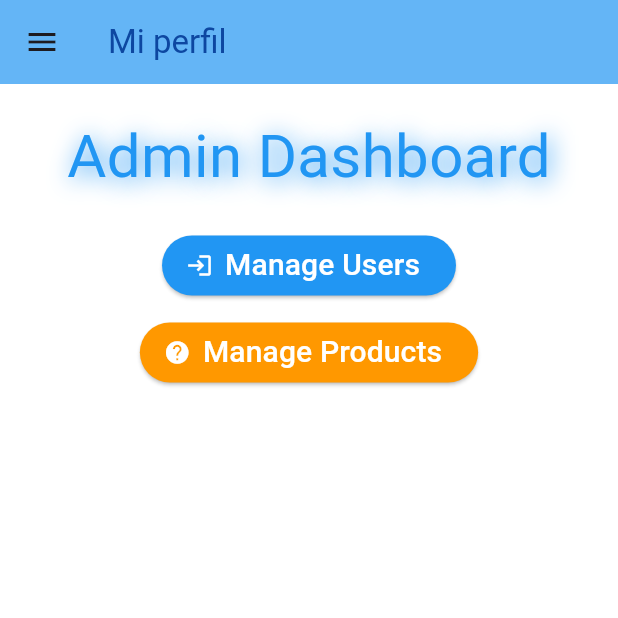
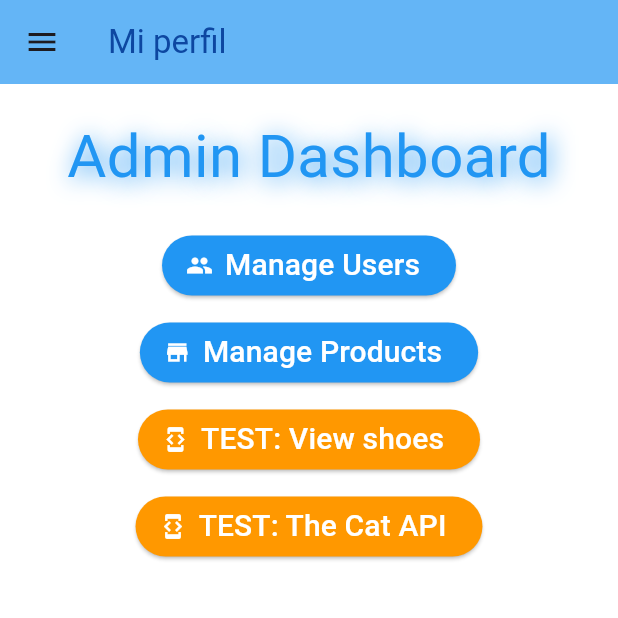
Before and after one commit to huerta-federico/dpm_aplicacion_flutter, a Flutter app: the AdminDashboardScreen screen opened by its route, on a phone screen of 412 x 824 dp, the top half of it. Run offline on Flutter 3.47's test engine with Material 3 defaults, Android fonts, the phone set to English and light mode, and no system bars; our stand-ins replace supabase_flutter; accounts and stored records are empty.

Commit message:
cleaned even more code. moved dev buttons to admin page

```diff
--- a/lib/main.dart
+++ b/lib/main.dart
@@ -41,6 +41,7 @@
           'buscar': (_) => SearchScreen(),
           'carrito': (_) => const CartScreen(),
           'catalogo': (_) => const ProductsListScreen(),
+          'shoes': (_) => const ShoesListScreen(),
           'perfil': (_) => const LoginScreen(),
           'splash': (_) => const SplashScreen(),
           'cats': (_) => const CatsScreen(),
--- a/lib/screens/admin/admin_dashboard.dart
+++ b/lib/screens/admin/admin_dashboard.dart
@@ -35,7 +35,7 @@ class AdminDashboardScreen extends StatelessWidget {
             onPressed: () {
               Navigator.of(context).pushReplacementNamed('users');
             },
-            icon: const Icon(Icons.login),
+            icon: const Icon(Icons.people),
             label: const Text("Manage Users", style: TextStyle(fontSize: 20)),
           ),
           const SizedBox(
@@ -44,18 +44,50 @@ class AdminDashboardScreen extends StatelessWidget {
           ElevatedButton.icon(
             style: ElevatedButton.styleFrom(
               foregroundColor: Colors.white,
-              backgroundColor: Colors.orange,
+              backgroundColor: Colors.blue,
             ),
             onPressed: () {
               Navigator.of(context).pushReplacementNamed('products');
             },
-            icon: const Icon(Icons.help),
+            icon: const Icon(Icons.store),
             label:
                 const Text("Manage Products", style: TextStyle(fontSize: 20)),
           ),
           const SizedBox(
             height: 10,
           ),
+
+              ElevatedButton.icon(
+                style: ElevatedButton.styleFrom(
+                  foregroundColor: Colors.white,
+                  backgroundColor: Colors.orange,
+                ),
+                onPressed: () {
+                  Navigator.of(context).pushReplacementNamed('shoes');
+                },
+                icon: const Icon(Icons.developer_mode),
+                label:
+                const Text("TEST: View shoes", style: TextStyle(fontSize: 20)),
+              ),
+              const SizedBox(
+                height: 10,
+              ),
+
+              ElevatedButton.icon(
+                style: ElevatedButton.styleFrom(
+                  foregroundColor: Colors.white,
+                  backgroundColor: Colors.orange,
+                ),
+                onPressed: () {
+                  Navigator.of(context).pushReplacementNamed('cats');
+                },
+                icon: const Icon(Icons.developer_mode),
+                label:
+                const Text("TEST: The Cat API", style: TextStyle(fontSize: 20)),
+              ),
+              const SizedBox(
+                height: 10,
+              ),
         ]))
       ])),
       drawer: drawerHeaderNav(title: title, context: context),
--- a/lib/screens/admin/users.dart
+++ b/lib/screens/admin/users.dart
@@ -38,7 +38,7 @@ class _UsersListScreenState extends State<UsersListScreen> {
                   return ListTile(
                       title: Text(user.email),
                       subtitle: Text('$firstName $lastName'),
-                      trailing: const Icon(Icons.chevron_left_outlined),
+                      trailing: const Icon(Icons.chevron_right_outlined),
                       onTap: (() => {openPage(context, user)}));
                 },
                 separatorBuilder: (context, index) {
```
Also changed, not shown: lib/screens/public/home.dart (+0 -22 lines).
